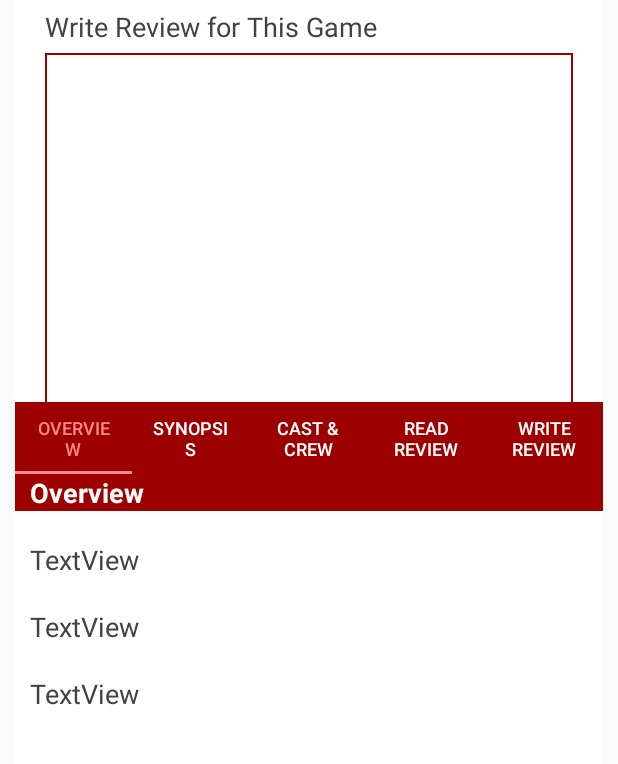
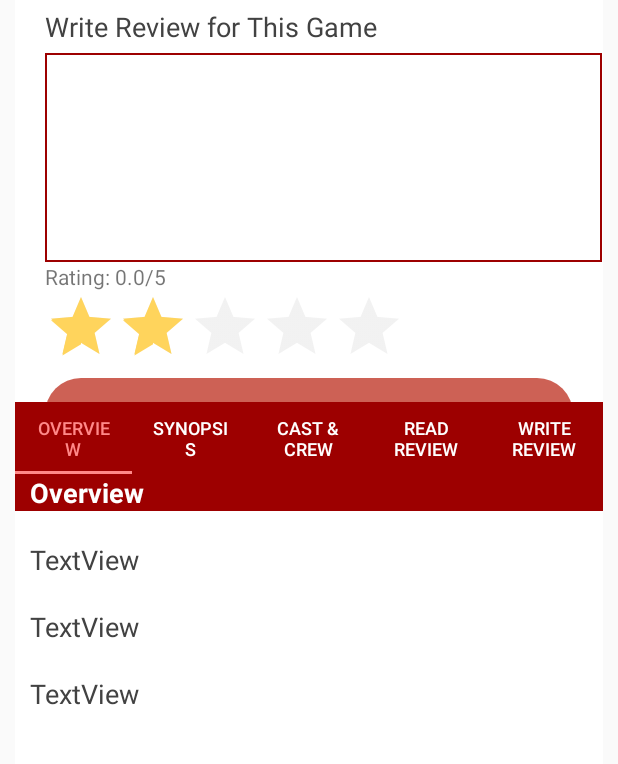
Before and after one commit to samirthaker2020/GamerApp1.0, an Android app: the fragment ReviewWrite placed in its activity, on a phone screen of 412 x 824 dp, the part 121-885 px from its top. Run offline under Robolectric (Android 15) with nearby library versions, the phone set to English and light mode, and no system bars; our stand-ins replace Picasso, Volley; network calls fail; pictures from the network do not load.

Commit message:
addition: Rating bar in write review with numeric data

```diff
--- a/app/src/main/java/com/example/gamerapp/Tabs/ReviewWrite.java
+++ b/app/src/main/java/com/example/gamerapp/Tabs/ReviewWrite.java
@@ -1,7 +1,6 @@
 package com.example.gamerapp.Tabs;
 
 import android.content.DialogInterface;
-import android.content.Intent;
 import android.os.Build;
 import android.os.Bundle;
 
@@ -15,6 +14,8 @@ import android.view.View;
 import android.view.ViewGroup;
 import android.widget.Button;
 import android.widget.EditText;
+import android.widget.RatingBar;
+import android.widget.TextView;
 import android.widget.Toast;
 
 import com.android.volley.AuthFailureError;
@@ -22,8 +23,6 @@ import com.android.volley.Request;
 import com.android.volley.Response;
 import com.android.volley.VolleyError;
 import com.android.volley.toolbox.StringRequest;
-import com.example.gamerapp.Controller.LoginActivity;
-import com.example.gamerapp.Controller.SignUp;
 import com.example.gamerapp.Others.Constants;
 import com.example.gamerapp.Others.VolleySingleton;
 import com.example.gamerapp.R;
@@ -32,9 +31,6 @@ import org.json.JSONException;
 import org.json.JSONObject;
 
 import java.text.SimpleDateFormat;
-import java.time.LocalTime;
-import java.time.format.DateTimeFormatter;
-import java.util.Calendar;
 import java.util.Date;
 import java.util.HashMap;
 import java.util.Map;
@@ -47,6 +43,10 @@ import java.util.Map;
 public class ReviewWrite extends Fragment {
 EditText edittxt_Wreview;
 Button   btnsubmitreview;
+float  getrating;
+    private RatingBar Wreview_rBar;
+    private TextView tViewRating;
+    private Button btnrating;
     // TODO: Rename parameter arguments, choose names that match
     // the fragment initialization parameters, e.g. ARG_ITEM_NUMBER
     private static final String ARG_PARAM1 = "param1";
@@ -101,6 +101,18 @@ Button   btnsubmitreview;
          isvalid();
      }
  });
+        Wreview_rBar = (RatingBar) root.findViewById(R.id.wr_ratingBar1 );
+        tViewRating = (TextView) root.findViewById(R.id.lbl_write_rating);
+
+       Wreview_rBar.setOnRatingBarChangeListener(new RatingBar.OnRatingBarChangeListener() {
+           @Override
+           public void onRatingChanged(RatingBar ratingBar, float rating, boolean fromUser) {
+               int noofstars = Wreview_rBar.getNumStars();
+                getrating = Wreview_rBar.getRating();
+               System.out.println(getrating);
+               tViewRating.setText("Rating: "+getrating+"/"+noofstars);
+           }
+       });
         return root;
     }
 
@@ -170,6 +182,7 @@ Button   btnsubmitreview;
                 params.put("writegameid", Constants.CUURENT_GAMEID);
                 params.put("writereview", edittxt_Wreview.getText().toString());
                 params.put("reviewdate", currentdatetime());
+                params.put("rating",String.valueOf(getrating));
                 params.put("uid",String.valueOf(Constants.CUURENT_USERID));
 
 
--- a/app/src/main/res/layout/fragment_review_write.xml
+++ b/app/src/main/res/layout/fragment_review_write.xml
@@ -42,8 +42,8 @@
 
             <EditText
                 android:id="@+id/edittext_review"
-                android:layout_width="match_parent"
-                android:layout_height="wrap_content"
+                android:layout_width="371dp"
+                android:layout_height="139dp"
                 android:layout_marginLeft="20dp"
                 android:layout_marginTop="5dp"
                 android:layout_marginRight="20dp"
@@ -54,6 +54,26 @@
                 android:maxLines="10"
                 android:minLines="10" />
 
+            <TextView
+                android:id="@+id/lbl_write_rating"
+                android:layout_width="match_parent"
+                android:layout_height="wrap_content"
+                android:layout_marginLeft="20dp"
+                android:layout_marginRight="20dp"
+                android:text="Rating: 0.0/5" />
+
+            <RatingBar
+                android:id="@+id/wr_ratingBar1"
+                style="@android:style/Widget.DeviceDefault.Light.RatingBar"
+                android:layout_width="wrap_content"
+                android:layout_height="wrap_content"
+                android:layout_marginLeft="20dp"
+                android:layout_marginTop="0dp"
+                android:layout_marginRight="20dp"
+                android:minHeight="10dip"
+                android:numStars="5"
+                android:rating="2"
+                android:theme="@style/RatingBar" />
             <Button
                 android:id="@+id/btn_Wreview"
                 android:layout_width="match_parent"
```
